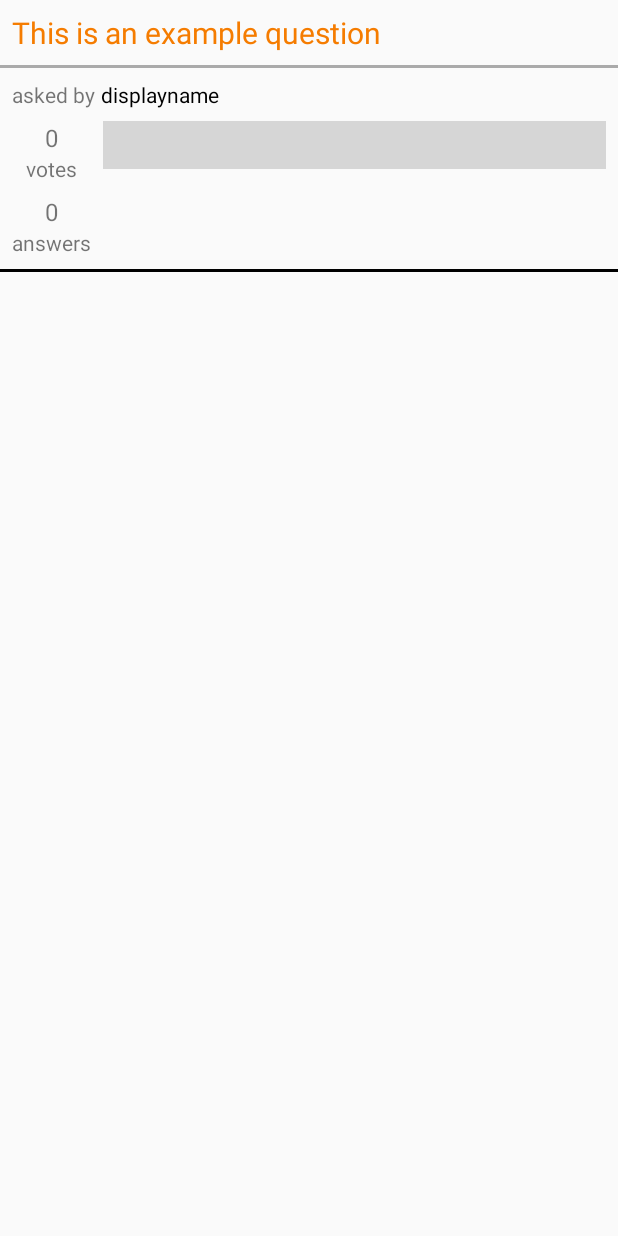
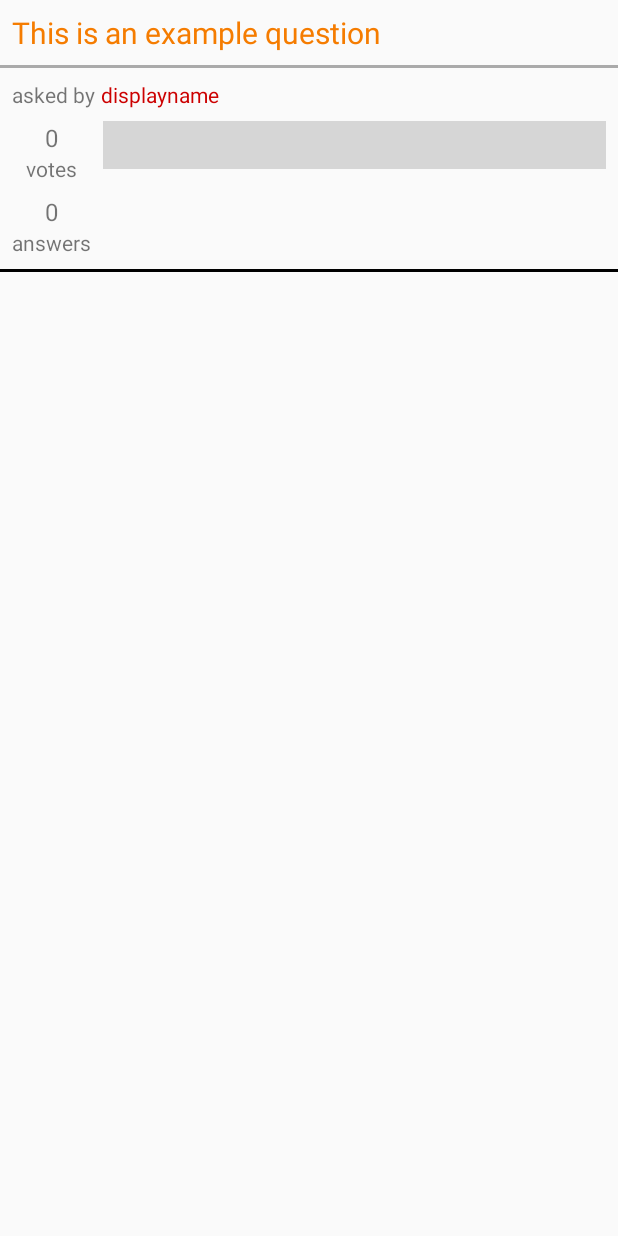
Before and after one commit to jsingh-jasmeet/StackOverflowClient, an Android app: the layout question_view.xml on its own in the app's theme, with its tools: preview values and no code run, on a phone screen of 412 x 824 dp. Run offline under Robolectric (Android 15) with nearby library versions, the phone set to English and light mode, and no system bars; plain views replace MarkdownView; grey boxes are pictures that could not be loaded.

Commit message:
Minor layout-related bug fix.

```diff
--- a/app/src/main/res/layout/answer_list_item_layout.xml
+++ b/app/src/main/res/layout/answer_list_item_layout.xml
@@ -26,6 +26,7 @@
             android:id="@+id/answer_list_item_display_name"
             android:layout_width="wrap_content"
             android:layout_height="wrap_content"
+            android:textColor="@android:color/holo_red_dark"
             tools:text="displayname" />
 
     </LinearLayout>
--- a/app/src/main/res/layout/question_view.xml
+++ b/app/src/main/res/layout/question_view.xml
@@ -42,7 +42,7 @@
             android:id="@+id/view_question_display_name"
             android:layout_width="wrap_content"
             android:layout_height="wrap_content"
-            android:textColor="@android:color/black"
+            android:textColor="@android:color/holo_red_dark"
             tools:text="displayname" />
 
     </LinearLayout>
```
